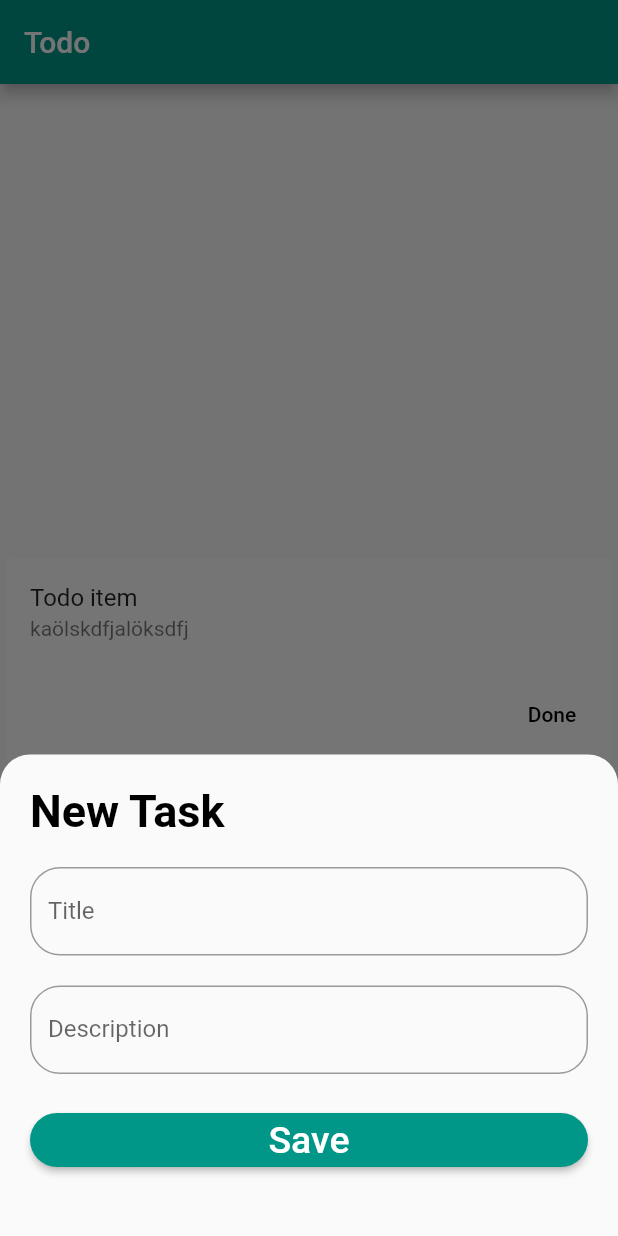
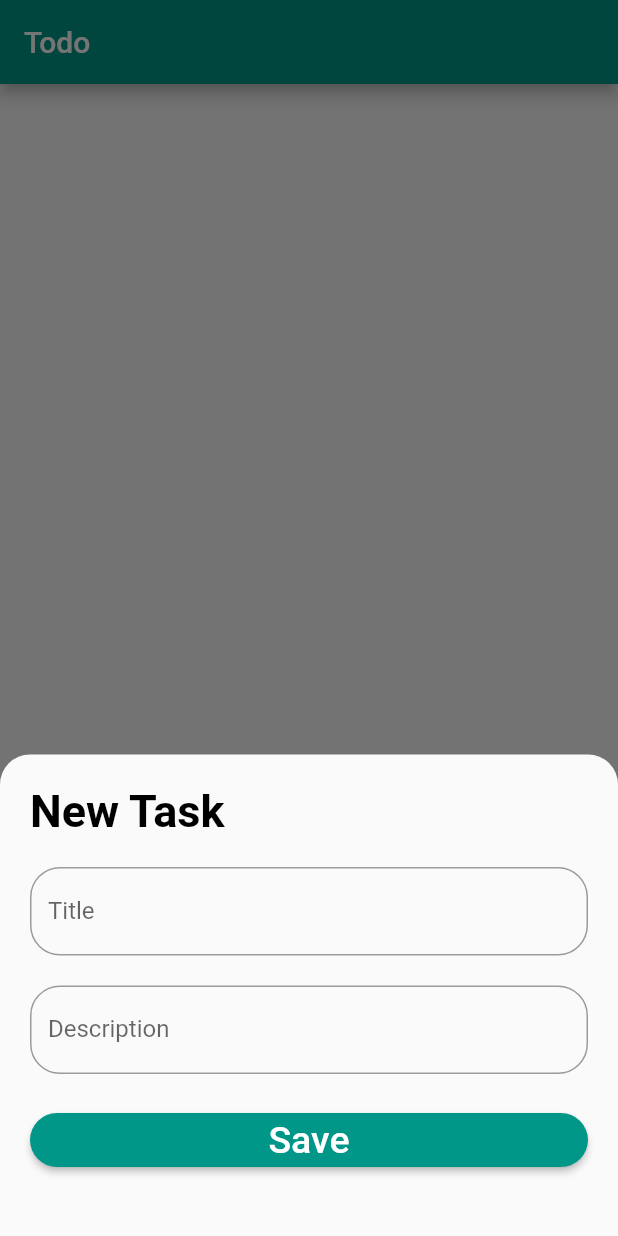
Before and after one commit to timmkroe/ma-todo, a Flutter app: the screen it shows after launch, after a tap on the "add" icon, on a phone screen of 412 x 824 dp. Run offline on Flutter 3.47's test engine with Material 2 defaults, Android fonts, the phone set to English and light mode, and no system bars; our stand-ins replace cloud_firestore, firebase_core; accounts and stored records are empty.

Commit message:
basic todo list

```diff
--- /dev/null
+++ b/lib/adapters/firestore_repository.dart
@@ -0,0 +1,25 @@
+import 'package:cloud_firestore/cloud_firestore.dart';
+import 'package:firebase_core/firebase_core.dart';
+import 'package:ma_todo/model/task.dart';
+
+class FireStoreRepository {
+
+  final CollectionReference todoCollection =
+  FirebaseFirestore.instance.collection("todo");
+
+  Future<List<Task>> getAllTasks() async {
+    List<Task> tasks = new List<Task>();
+
+    await todoCollection.get().then((value) => {
+      value.docs.forEach((doc) {
+        Task tmp = new Task(doc.get("title"), doc.get("description"),
+            doc.get("status"));
+        tasks.add(tmp);
+        print(doc.data());
+      })
+    });
+
+    return tasks;
+  }
+
+}
--- a/lib/main.dart
+++ b/lib/main.dart
@@ -1,7 +1,14 @@
+import 'package:flutter/cupertino.dart';
 import 'package:flutter/material.dart';
+import 'package:ma_todo/adapters/firestore_repository.dart';
+import 'package:ma_todo/model/task.dart';
 import 'package:ma_todo/widgets/list_item.dart';
+import 'package:firebase_core/firebase_core.dart';
+import 'package:cloud_firestore/cloud_firestore.dart';
 
-void main() {
+void main() async {
+  WidgetsFlutterBinding.ensureInitialized();
+  await Firebase.initializeApp();
   runApp(MyApp());
 }
 
@@ -29,6 +36,35 @@ class MyHomePage extends StatefulWidget {
 
 class _MyHomePageState extends State<MyHomePage> {
   final _formKey = GlobalKey<FormState>();
+  FireStoreRepository repository = FireStoreRepository();
+  bool _isLoading = true;
+  List<Task> tasks;
+
+  @override
+  void initState() {
+    _fetchPosts();
+    super.initState();
+  }
+
+  _fetchPosts() async {
+    try {
+      setState(() {
+        _isLoading = true;
+      });
+
+      dynamic tmptasks = await repository.getAllTasks();
+
+      setState(() {
+        tasks = tmptasks;
+      });
+
+      setState(() {
+        _isLoading = false;
+      });
+    } catch (e) {
+      print(e);
+    }
+  }
 
   @override
   Widget build(BuildContext context) {
@@ -36,16 +72,24 @@ class _MyHomePageState extends State<MyHomePage> {
       appBar: AppBar(
         title: Text("Todo"),
       ),
-      body: Center(
+      body: tasks != null ? ListView.builder(
+        padding: const EdgeInsets.all(10),
+        itemCount: tasks.length,
+        itemBuilder: (BuildContext context, int index) {
+          return ListItem(task: tasks[index]);
+        },
+      ) : Center(
         child: Column(
           mainAxisAlignment: MainAxisAlignment.center,
-          children: <Widget>[
-            ListItem(),
+          crossAxisAlignment: CrossAxisAlignment.center,
+          children: [
+            Icon(Icons.done_all, size: 100, color: Colors.black38,),
+            Text('All done!')
           ],
         ),
       ),
       floatingActionButton: FloatingActionButton(
-        tooltip: 'Increment',
+        tooltip: 'Add',
         child: Icon(Icons.add),
         onPressed: () {
           showModalBottomSheet(
--- /dev/null
+++ b/lib/model/task.dart
@@ -0,0 +1,21 @@
+import 'package:flutter/cupertino.dart';
+
+class Task extends ChangeNotifier {
+  String Title;
+  String Description;
+  bool Status;
+
+  Task(String title, String description, bool status){
+    this.Title = title;
+    this.Description = description;
+    this.Status = status;
+  }
+
+  Future updateTask(Task updateTask) {
+    this.Title = updateTask.Title;
+    this.Description = updateTask.Description;
+    this.Status = updateTask.Status;
+
+    notifyListeners();
+  }
+}
--- a/pubspec.yaml
+++ b/pubspec.yaml
@@ -23,6 +23,8 @@ environment:
 dependencies:
   flutter:
     sdk: flutter
+  firebase_core: "^0.5.0"
+  cloud_firestore: "^0.14.0+2"
 
 
   # The following adds the Cupertino Icons font to your application.
```
Also changed, not shown: lib/widgets/list_item.dart (+50 -12 lines), lib/widgets/todo_list.dart (added, +18 -0 lines), pubspec.lock, 3 other files.
